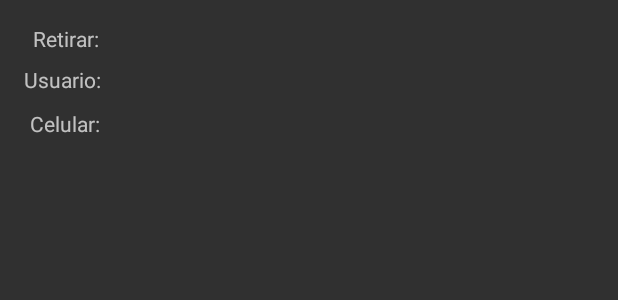
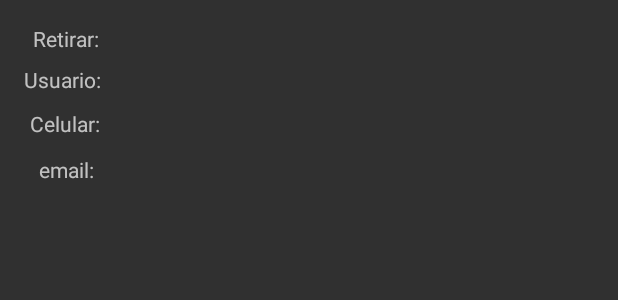
Before and after one commit to itsNand0/ApostamosApp, an Android app: the layout elementos_listview_solicitud_retiro.xml on its own in the app's theme, with its tools: preview values and no code run, on a phone screen of 412 x 824 dp. Shown: the top 300 px of the screen. Run offline under Robolectric (Android 15) with nearby library versions, the phone set to English and light mode, and no system bars.

Commit message:
Por seguridad

```diff
--- a/app/src/main/java/com/example/apostamos/SRadaptador.java
+++ b/app/src/main/java/com/example/apostamos/SRadaptador.java
@@ -41,10 +41,12 @@ public class SRadaptador extends BaseAdapter {
         TextView usuario = view.findViewById(R.id.textView33);
         TextView retirar = view.findViewById(R.id.textView39);
         TextView celular = view.findViewById(R.id.textView37);
+        TextView email = view.findViewById(R.id.textView44);
 
         usuario.setText(listaSolicitudRetiro.getUsuario());
         retirar.setText(listaSolicitudRetiro.getRetirar());
         celular.setText(listaSolicitudRetiro.getCelular());
+        email.setText(listaSolicitudRetiro.getEmail());
 
         return view;
     }
--- a/app/src/main/res/layout/elementos_listview_solicitud_retiro.xml
+++ b/app/src/main/res/layout/elementos_listview_solicitud_retiro.xml
@@ -69,4 +69,25 @@
         app:layout_constraintStart_toEndOf="@+id/textView38"
         app:layout_constraintTop_toTopOf="parent" />
 
+    <TextView
+        android:id="@+id/textView42"
+        android:layout_width="wrap_content"
+        android:layout_height="wrap_content"
+        android:layout_marginStart="26dp"
+        android:layout_marginLeft="26dp"
+        android:layout_marginTop="11dp"
+        android:text="email: "
+        app:layout_constraintStart_toStartOf="parent"
+        app:layout_constraintTop_toBottomOf="@+id/textView36" />
+
+    <TextView
+        android:id="@+id/textView44"
+        android:layout_width="294dp"
+        android:layout_height="20dp"
+        android:layout_marginStart="9dp"
+        android:layout_marginLeft="9dp"
+        android:layout_marginTop="11dp"
+        app:layout_constraintStart_toEndOf="@+id/textView42"
+        app:layout_constraintTop_toBottomOf="@+id/textView37" />
+
 </androidx.constraintlayout.widget.ConstraintLayout>
```
Also changed, not shown: app/src/main/java/com/example/apostamos/ListaSolicitudRetiro.java (+7 -2 lines), app/src/main/java/com/example/apostamos/SolicitudRetiroSaldo.java (+6 -1 lines).
